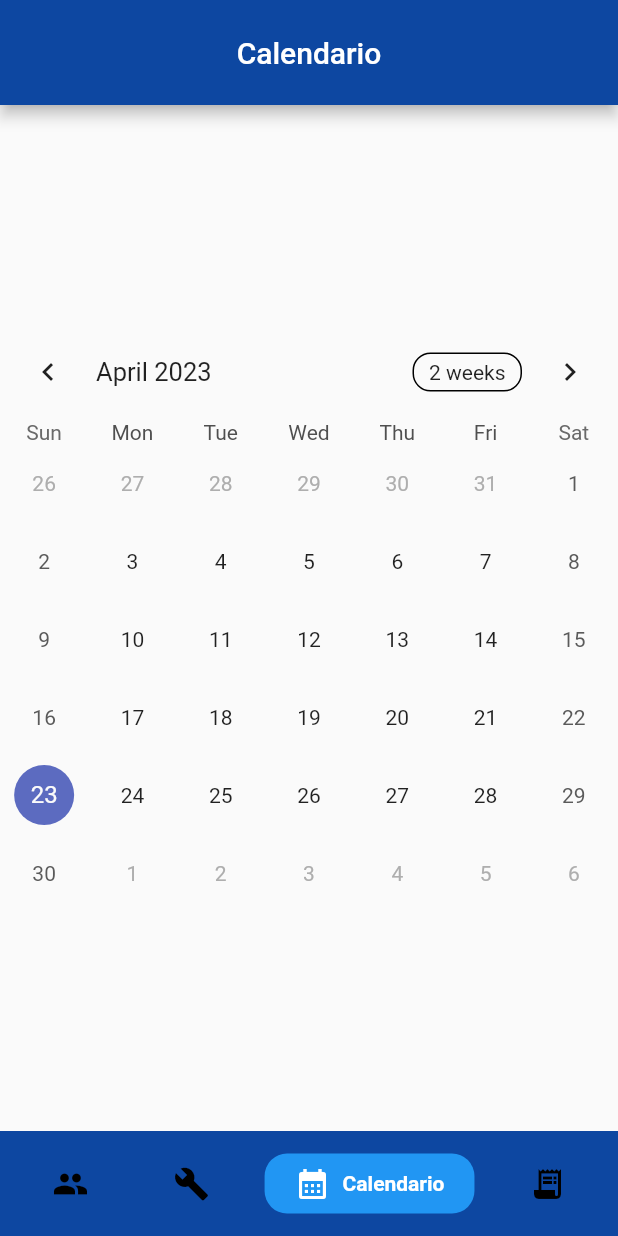
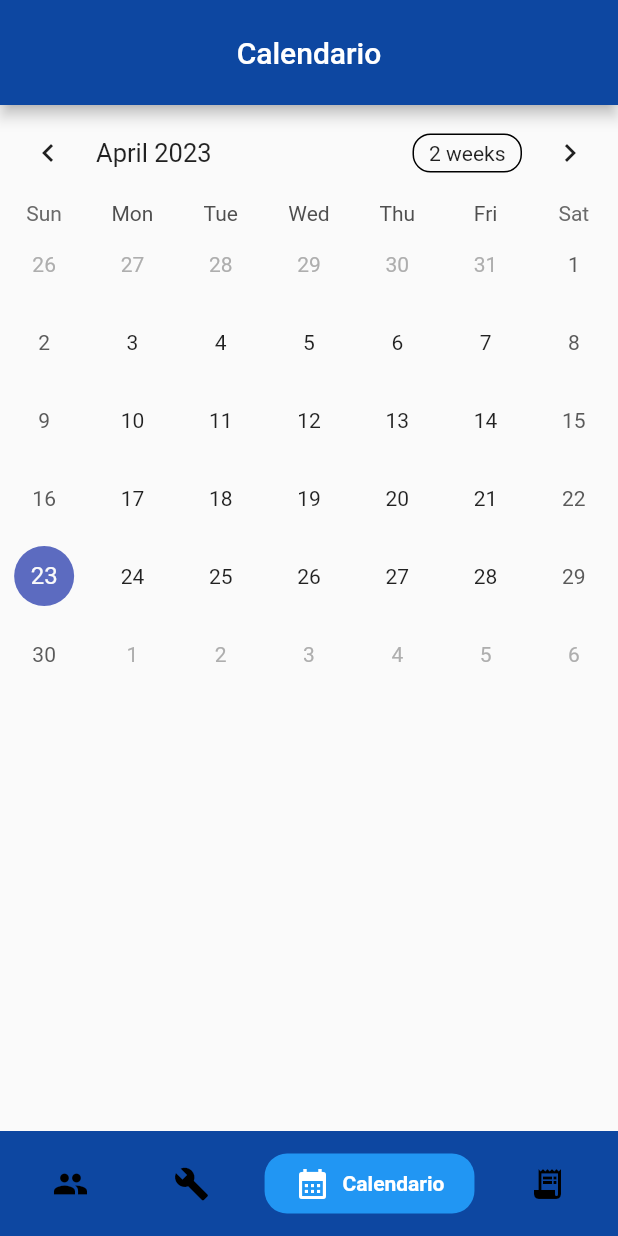
Before and after one commit to Sofifdz/aplicacion_mecanico, a Flutter app: the screen it shows after launch, item 3 of the bottom bar chosen, on a phone screen of 412 x 824 dp. Run offline on Flutter 3.47's test engine with Material 2 defaults, Android fonts, the phone set to English and light mode, and no system bars; drawn by our look-alikes of google_nav_bar, table_calendar; our stand-ins replace flutter_speed_dial, google_fonts, hive, hive_flutter; accounts and stored records are empty.

```diff
--- /dev/null
+++ b/lib/componentes/TableCalendar.dart
@@ -0,0 +1,35 @@
+import 'package:flutter/material.dart';
+import 'package:flutter/src/widgets/framework.dart';
+import 'package:flutter/src/widgets/placeholder.dart';
+import 'package:table_calendar/table_calendar.dart';
+
+class TableCalendar_ extends StatefulWidget {
+  const TableCalendar_({super.key});
+
+  @override
+  State<TableCalendar_> createState() => TableCalendarState_();
+}
+
+class TableCalendarState_ extends State<TableCalendar_> {
+  DateTime _selectedDay = DateTime.now();
+  Map<DateTime, List> _events = {};
+
+  @override
+  Widget build(BuildContext context) {
+    return TableCalendar(
+      firstDay: DateTime(2021),
+      lastDay: DateTime(2025),
+      focusedDay: _selectedDay,
+      calendarFormat: CalendarFormat.month,
+      selectedDayPredicate: (day) => isSameDay(_selectedDay, day),
+      onDaySelected: (selectedDay, focusedDay) {
+        setState(() {
+          _selectedDay = selectedDay;
+        });
+      },
+      eventLoader: (day) {
+        return _events[day] ?? [];
+      },
+    );
+  }
+}
--- a/lib/main.dart
+++ b/lib/main.dart
@@ -33,6 +33,7 @@ class MyApp extends StatelessWidget {
   @override
   Widget build(BuildContext context) {
     return MaterialApp(
+      debugShowCheckedModeBanner: false,
       title: 'Flutter Demo',
       theme: ThemeData(
         // This is the theme of your application.
--- a/lib/ventanas/Calendario.dart
+++ b/lib/ventanas/Calendario.dart
@@ -1,3 +1,4 @@
+import 'package:aplicacion_mecanico/componentes/TableCalendar.dart';
 import 'package:flutter/material.dart';
 import 'package:table_calendar/table_calendar.dart';
 
@@ -21,23 +22,21 @@ class _CalendarioState extends State<Calendario> {
         title: const Text('Calendario'),
         backgroundColor: Colors.blue[900],
       ),
-      body: Center(
-        child: TableCalendar(
-          firstDay: DateTime(2021),
-          lastDay: DateTime(2025),
-          focusedDay: _selectedDay,
-          calendarFormat: CalendarFormat.month,
-          selectedDayPredicate: (day) => isSameDay(_selectedDay, day),
-          onDaySelected: (selectedDay, focusedDay) {
-            setState(() {
-              _selectedDay = selectedDay;
-            });
-          },
-          eventLoader: (day) {
-            return _events[day] ?? [];
-          },
-        ),
+      body: Column(
+        children: [
+          TableCalendar_(),
+          SizedBox(
+            height: 100,
+          ),
+          botonagregar(context)
+        ],
       ),
     );
   }
+
+  @override
+  // TODO: implement widget
+  Widget botonagregar(BuildContext context) {
+    return Row();
+  }
 }
--- a/lib/visualizacion/ver_clientes.dart
+++ b/lib/visualizacion/ver_clientes.dart
@@ -15,10 +15,10 @@ class Ver_clientes extends StatefulWidget {
 }
 
 class Ver_clientesState extends State<Ver_clientes> {
-  var bb = Hive.openBox('clientes');
-  var clientesbox = Hive.box('clientes').values.toList();
+  // var bb = Hive.openBox('clientes');
+  //var clientesbox = Hive.box('clientes').values.toList();
   List<dynamic> clientes = [];
-  var boxclientes = Hive.box('clientes');
+  //var boxclientes = Hive.box('clientes');
 
   @override
   Widget build(BuildContext context) {
```
Also changed, not shown: lib/componentes/botonspeed.dart (+7 -7 lines), lib/ventanas/taller.dart (+16 -0 lines).
